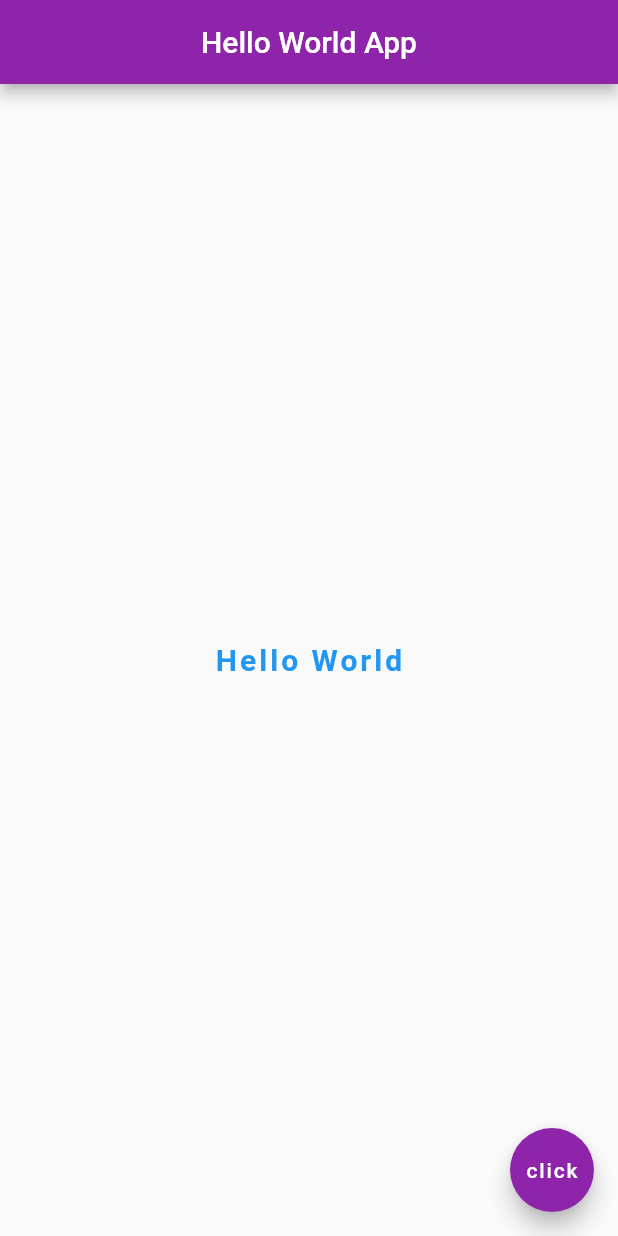
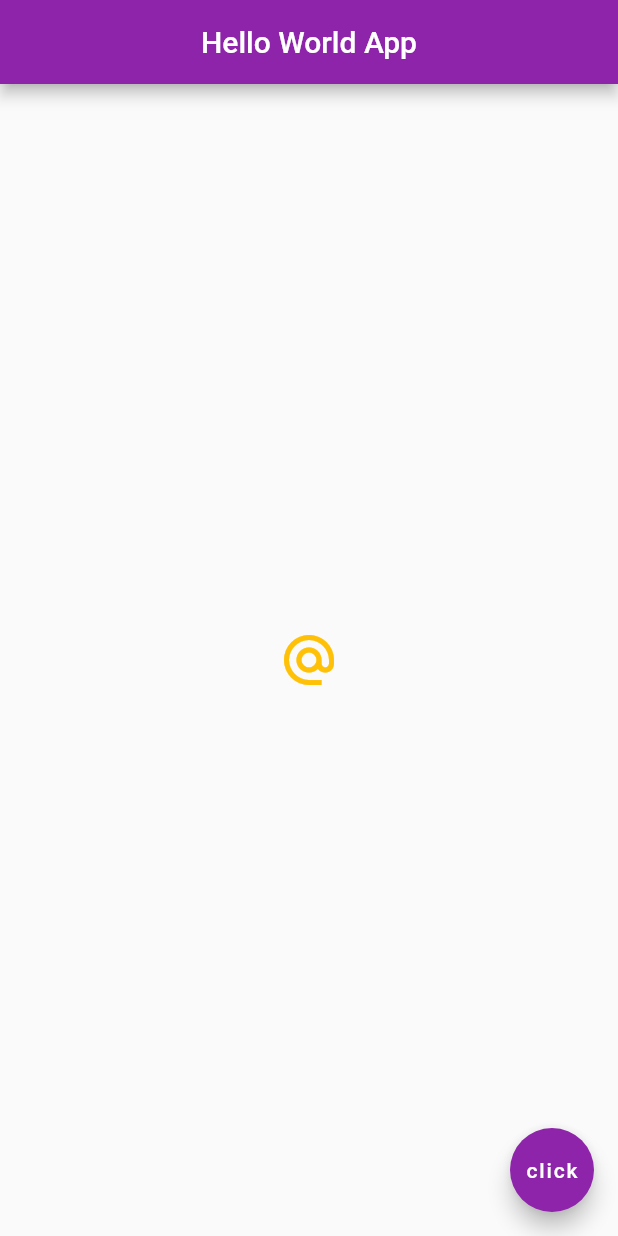
Before and after one commit to shashank2020/first_flutter_app, a Flutter app: the screen it shows after launch, on a phone screen of 412 x 824 dp. Run offline on Flutter 3.47's test engine with Material 2 defaults, Android fonts, the phone set to English and light mode, and no system bars; Roboto replaces fonts that are missing (Valorantfont, valorantfont).

Commit message:
icons and buttons

```diff
--- a/lib/main.dart
+++ b/lib/main.dart
@@ -1,30 +1,38 @@
 import 'package:flutter/material.dart';
 
 void main()=>runApp(MaterialApp(
-  home: Scaffold(
+  home: Home()
+));
+
+
+class Home extends StatelessWidget {
+  @override
+  Widget build(BuildContext context) {
+    return  Scaffold(
       appBar: AppBar(
-      title: Text('Hello World App'),
+        title: Text('Hello World App',
+          style: TextStyle(fontFamily: 'valorantfont'),
+        ),
         centerTitle: true,
         backgroundColor: Colors.purple[600],
       ),
       body: Center(
-      child: Text(
-        'Hello World',
-        style: TextStyle(
-          fontSize: 20,
-          fontWeight: FontWeight.bold,
-          letterSpacing: 2,
-          color: Colors.blue,
-          fontFamily: 'Valorantfont'
-        ),
+        child: IconButton(
+          onPressed: () {
+            print('Clicked Icon');
+          },
+          icon: Icon(Icons.alternate_email),
+          color: Colors.amber,
+          iconSize: 40,
+        )
       ),
 
-    ),
       floatingActionButton: FloatingActionButton(
-      onPressed: () {  },
+        onPressed: () { },
         child: Text('click'),
         backgroundColor: Colors.purple[600],
       ),
 
-  ),
-));
+    );
+  }
+}
--- a/pubspec.yaml
+++ b/pubspec.yaml
@@ -45,9 +45,8 @@ flutter:
   uses-material-design: true
 
   # To add assets to your application, add an assets section, like this:
-  # assets:
-  #   - images/a_dot_burr.jpeg
-  #   - images/a_dot_ham.jpeg
+  assets:
+    - assets/water.jpg
 
   # An image asset can refer to one or more resolution-specific "variants", see
   # https://flutter.dev/assets-and-images/#resolution-aware.
```
Also changed, not shown: assets/water.jpg (added). Lines whose indentation alone changed are shown as unchanged.
